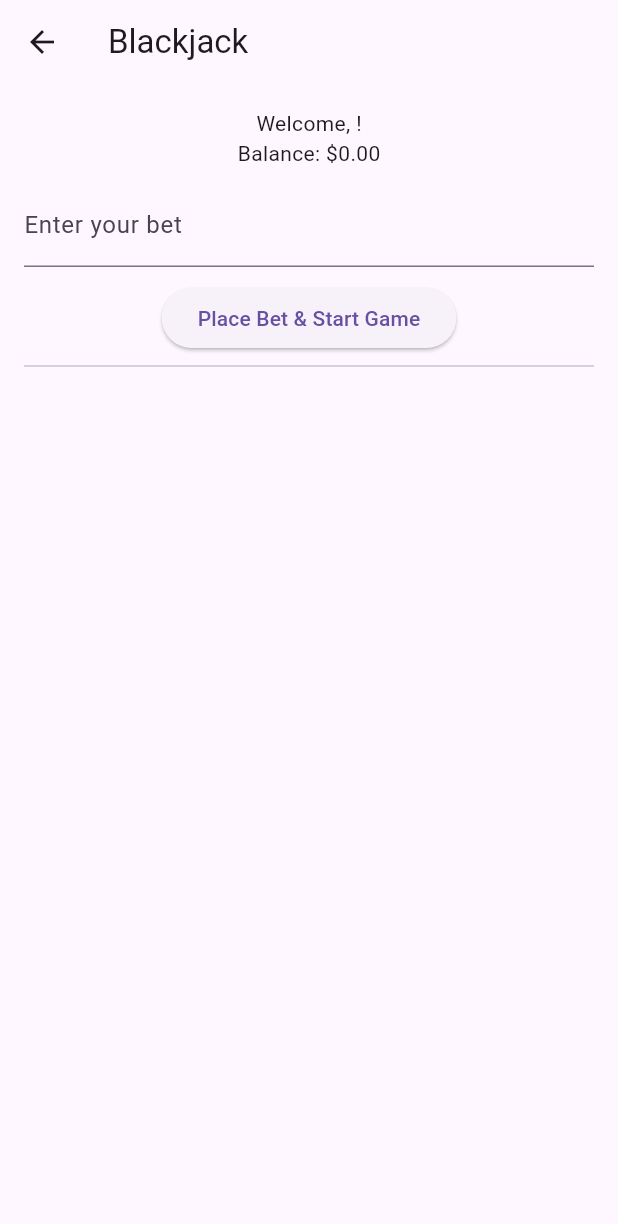
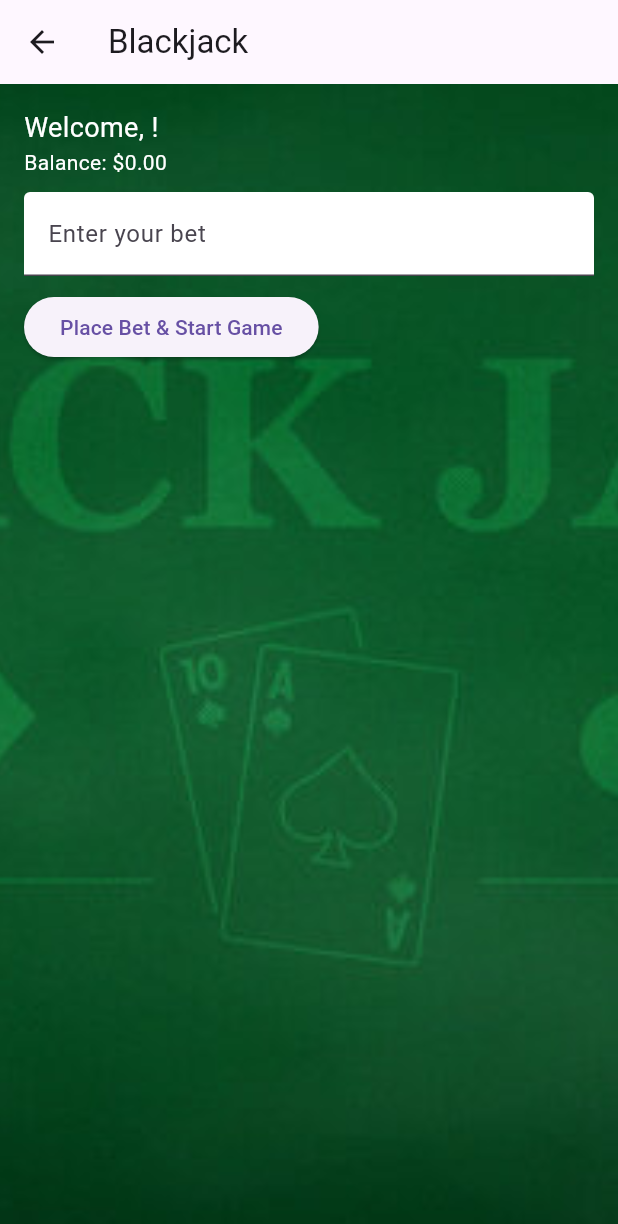
Before and after one commit to Willm06/blackjack_final_project, a Flutter app: the GameScreen screen opened directly with empty values, on a phone screen of 412 x 824 dp. Shown: the top 1224 px of the screen. Run offline on Flutter 3.47's test engine with Material 3 defaults, Android fonts, the phone set to English and light mode, and no system bars; missing offline and left inert: playing_cards.

Commit message:
Update main.dart

```diff
--- a/lib/main.dart
+++ b/lib/main.dart
@@ -275,7 +275,6 @@ class _GameScreenState extends State<GameScreen> {
   bool playerBust = false;
   bool dealerBust = false;
 
-  @override
   PlayingCardViewStyle myCardStyles = PlayingCardViewStyle(
     suitStyles: {
       Suit.spades: SuitStyle(
@@ -407,7 +406,7 @@ class _GameScreenState extends State<GameScreen> {
         } else {
           dealerBust = true;
         }
-      } else if (handValue(hand) == 21) {
+      } else if (handValue(hand) == 21 && isPlayer) {
         playerStand();
       }
     });
@@ -507,32 +506,47 @@ class _GameScreenState extends State<GameScreen> {
 Widget build(BuildContext context) {
   return Scaffold(
     appBar: AppBar(title: const Text('Blackjack')),
-      body: Padding(
+    body: SizedBox.expand( // Ensures full-screen height/width
+      child: Stack(
+        children: [
+          // Full-screen background image
+          Positioned.fill(
+            child: Image.asset(
+              "assets/backgroundSWAG.jpg",
+              fit: BoxFit.cover,
+            ),
+          ),
+          // Foreground content
+          SingleChildScrollView(
             padding: const EdgeInsets.all(16),
             child: Column(
+              crossAxisAlignment: CrossAxisAlignment.start,
               children: [
-            Text('Welcome, ${widget.name}!'),
-            Text('Balance: \$${_currentBalance.toStringAsFixed(2)}'),
+                Text('Welcome, ${widget.name}!',
+                    style: const TextStyle(fontSize: 18, color: Colors.white)),
+                Text('Balance: \$${_currentBalance.toStringAsFixed(2)}',
+                    style: const TextStyle(color: Colors.white)),
                 const SizedBox(height: 10),
                 TextField(
                   controller: _controller,
                   keyboardType: TextInputType.number,
-              decoration: const InputDecoration(labelText: 'Enter your bet'),
+                  decoration: const InputDecoration(
+                    labelText: 'Enter your bet',
+                    filled: true,
+                    fillColor: Colors.white,
+                  ),
                 ),
                 const SizedBox(height: 10),
                 ElevatedButton(
                   onPressed: placeBet,
                   child: const Text('Place Bet & Start Game'),
                 ),
-            const Divider(),
-            if (playerCards.isNotEmpty)
-              Column(
-                crossAxisAlignment: CrossAxisAlignment.start,
-                children: [
-                  const Text('Your Cards:'),
+                const SizedBox(height: 20),
+                if (playerCards.isNotEmpty) ...[
+                  const Text('Your Cards:',
+                      style: TextStyle(color: Colors.white)),
                   Row(
-                    children:
-                        playerCards.map((cardNumber) {
+                    children: playerCards.map((cardNumber) {
                       return Padding(
                         padding: const EdgeInsets.symmetric(horizontal: 4),
                         child: SizedBox(
@@ -546,12 +560,13 @@ class _GameScreenState extends State<GameScreen> {
                       );
                     }).toList(),
                   ),
-                  Text('Total: ${handValue(playerCards)}'),
+                  Text('Total: ${handValue(playerCards)}',
+                      style: const TextStyle(color: Colors.white)),
                   const SizedBox(height: 10),
-                  const Text('Dealer Cards:'),
+                  const Text('Dealer Cards:',
+                      style: TextStyle(color: Colors.white)),
                   Row(
-                    children:
-                        dealerCards.map((cardNumber) {
+                    children: dealerCards.map((cardNumber) {
                       return Padding(
                         padding: const EdgeInsets.symmetric(horizontal: 4),
                         child: SizedBox(
@@ -565,7 +580,8 @@ class _GameScreenState extends State<GameScreen> {
                       );
                     }).toList(),
                   ),
-                  Text('Total: ${handValue(dealerCards)}'),
+                  Text('Total: ${handValue(dealerCards)}',
+                      style: const TextStyle(color: Colors.white)),
                   const SizedBox(height: 20),
                   if (!playerBust && handValue(playerCards) < 21)
                     Row(
@@ -582,6 +598,8 @@ class _GameScreenState extends State<GameScreen> {
                       ],
                     ),
                 ],
+              ],
+            ),
           ),
         ],
       ),
```
Lines whose indentation alone changed are shown as unchanged.
